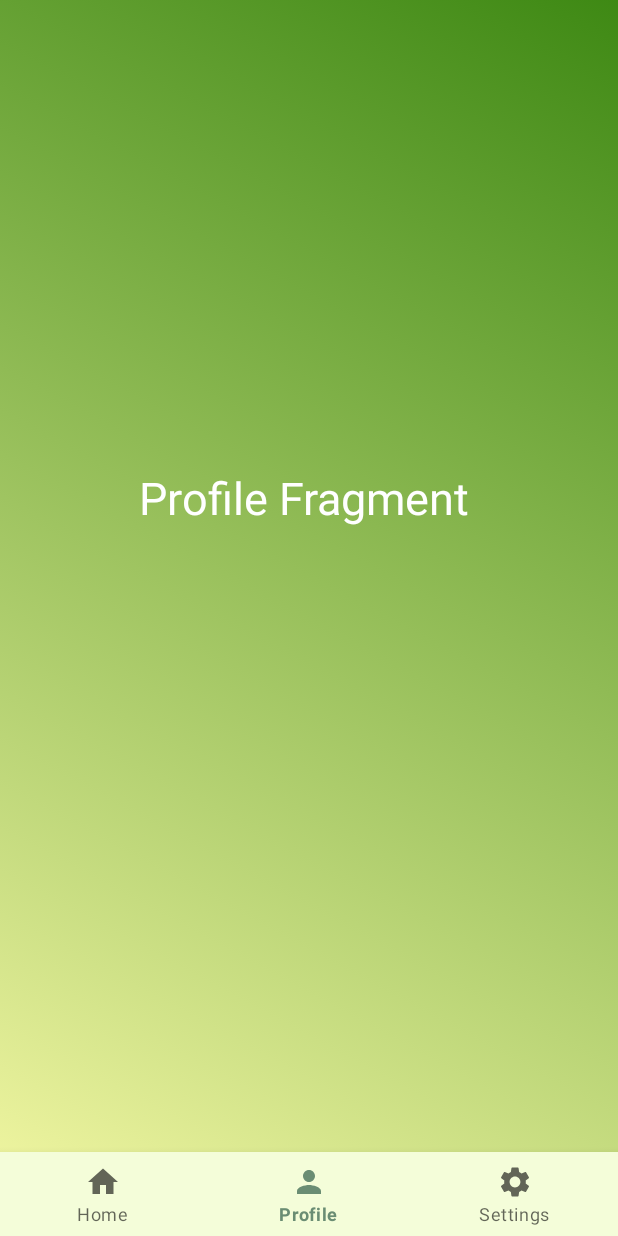
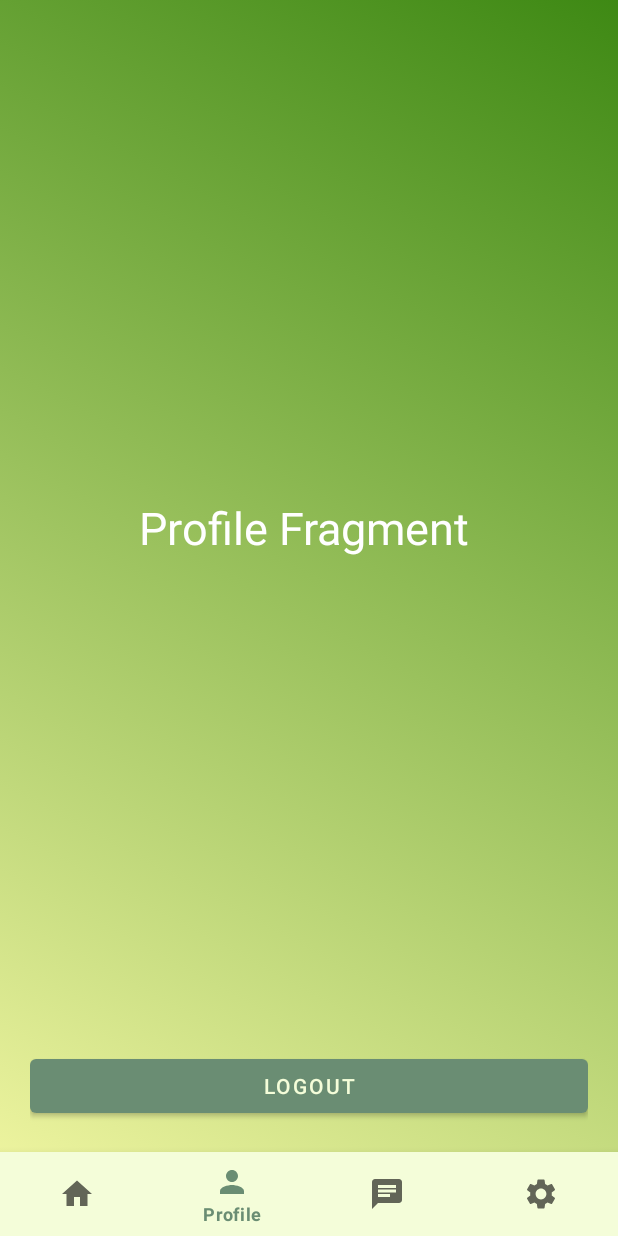
Before and after one commit to catalinandrei02/android, an Android app: the MainFragment screen opened through its navigation route, item 2 of the bottom bar chosen, on a phone screen of 412 x 824 dp. Run offline under Robolectric (Android 15) with nearby library versions, the phone set to English and light mode, and no system bars; our stand-ins replace Firebase (no records; nobody signed in at launch, a user with empty details on screens opened directly); 1 statement that could not run was skipped.

Commit message:
Switched to Real-Time DB Added 'Messages' Fragment (currently working on that)

```diff
--- a/ProjectMotivation/app/build.gradle
+++ b/ProjectMotivation/app/build.gradle
@@ -69,6 +69,7 @@ dependencies {
     implementation platform('com.google.firebase:firebase-bom:30.5.0')
     implementation 'com.google.firebase:firebase-analytics'
     implementation 'com.google.firebase:firebase-auth-ktx'
+    implementation 'com.google.firebase:firebase-database-ktx'
     implementation 'com.google.firebase:firebase-firestore-ktx'
     implementation 'com.google.android.gms:play-services-auth:20.3.0'
 }
--- a/ProjectMotivation/app/src/main/AndroidManifest.xml
+++ b/ProjectMotivation/app/src/main/AndroidManifest.xml
@@ -1,6 +1,8 @@
 <?xml version="1.0" encoding="utf-8"?>
 <manifest xmlns:android="http://schemas.android.com/apk/res/android"
     xmlns:tools="http://schemas.android.com/tools">
+
+    <uses-permission android:name="android.permission.INTERNET"/>
 
     <application
         android:allowBackup="true"
--- a/ProjectMotivation/app/src/main/java/com/example/projectmotivation/content/ProfileFragment.kt
+++ b/ProjectMotivation/app/src/main/java/com/example/projectmotivation/content/ProfileFragment.kt
@@ -5,14 +5,32 @@ import androidx.fragment.app.Fragment
 import android.view.LayoutInflater
 import android.view.View
 import android.view.ViewGroup
+import android.widget.Toast
+import androidx.navigation.fragment.findNavController
 import com.example.projectmotivation.R
+import com.example.projectmotivation.databinding.FragmentProfileBinding
+import com.google.firebase.auth.FirebaseAuth
+import com.google.firebase.auth.ktx.auth
+import com.google.firebase.ktx.Firebase
 
 class ProfileFragment : Fragment() {
+
+    private lateinit var binding: FragmentProfileBinding
+    private lateinit var auth: FirebaseAuth
+
     override fun onCreateView(
         inflater: LayoutInflater, container: ViewGroup?,
         savedInstanceState: Bundle?
     ): View {
+        binding = FragmentProfileBinding.inflate(inflater,container,false)
+        auth = Firebase.auth
+        binding.btnLogout.setOnClickListener {
+            auth.signOut()
+            //takes you to the welcome screen (login,register)
+            findNavController().navigate(R.id.action_mainFragment_to_welcomeFragment)
+            Toast.makeText(context, "Logging you out!", Toast.LENGTH_LONG).show()
+        }
 
-        return inflater.inflate(R.layout.fragment_profile, container, false)
+        return binding.root
     }
 }
--- /dev/null
+++ b/ProjectMotivation/app/src/main/res/drawable/ic_baseline_chat_24.xml
@@ -0,0 +1,5 @@
+<vector android:autoMirrored="true" android:height="24dp"
+    android:tint="#000000" android:viewportHeight="24"
+    android:viewportWidth="24" android:width="24dp" xmlns:android="http://schemas.android.com/apk/res/android">
+    <path android:fillColor="@android:color/white" android:pathData="M20,2L4,2c-1.1,0 -1.99,0.9 -1.99,2L2,22l4,-4h14c1.1,0 2,-0.9 2,-2L22,4c0,-1.1 -0.9,-2 -2,-2zM6,9h12v2L6,11L6,9zM14,14L6,14v-2h8v2zM18,8L6,8L6,6h12v2z"/>
+</vector>
--- a/ProjectMotivation/app/src/main/res/layout/fragment_profile.xml
+++ b/ProjectMotivation/app/src/main/res/layout/fragment_profile.xml
@@ -4,6 +4,7 @@
     xmlns:tools="http://schemas.android.com/tools"
     android:layout_width="match_parent"
     android:layout_height="match_parent"
+    android:padding="20dp"
     android:background="@drawable/gradient_list"
     tools:context=".content.ProfileFragment">
 
@@ -20,4 +21,13 @@
         app:layout_constraintEnd_toEndOf="parent"
         app:layout_constraintStart_toStartOf="parent"
         app:layout_constraintTop_toTopOf="parent" />
+
+    <Button
+        android:id="@+id/btn_Logout"
+        android:layout_width="match_parent"
+        android:layout_height="wrap_content"
+        android:text="@string/btn_logout"
+        app:layout_constraintBottom_toBottomOf="parent"
+        app:layout_constraintEnd_toEndOf="parent"
+        app:layout_constraintStart_toStartOf="parent" />
 </androidx.constraintlayout.widget.ConstraintLayout>
--- a/ProjectMotivation/app/src/main/res/menu/bottom_nav.xml
+++ b/ProjectMotivation/app/src/main/res/menu/bottom_nav.xml
@@ -10,6 +10,10 @@
         android:icon="@drawable/ic_baseline_person_24"
         android:title="@string/bottom_nav_profile" />
     <item
+        android:id="@+id/navBar_chat"
+        android:icon="@drawable/ic_baseline_chat_24"
+        android:title="@string/bottom_nav_chat" />
+    <item
         android:id="@+id/navBar_settings"
         android:icon="@drawable/ic_baseline_settings_24"
         android:title="@string/bottom_nav_settings" />
--- a/ProjectMotivation/app/src/main/res/navigation/motivation_navigation.xml
+++ b/ProjectMotivation/app/src/main/res/navigation/motivation_navigation.xml
@@ -100,14 +100,13 @@
         android:label="fragment_register"
         tools:layout="@layout/fragment_register" >
         <action
-            android:id="@+id/action_registerFragment_to_loginFragment"
-            app:destination="@id/loginFragment"
-            app:enterAnim="@anim/slide_left"
-            app:exitAnim="@anim/wait_anim"
-            app:popEnterAnim="@anim/wait_anim"
-            app:popExitAnim="@anim/slide_right"
+            android:id="@+id/action_registerFragment_to_mainFragment"
+            app:destination="@id/mainFragment"
             app:popUpTo="@id/registerFragment"
             app:popUpToInclusive="true" />
+        <action
+            android:id="@+id/action_registerFragment_to_loginFragment"
+            app:destination="@id/loginFragment" />
     </fragment>
     <fragment
         android:id="@+id/resetFragment"
@@ -124,6 +123,12 @@
         android:id="@+id/mainFragment"
         android:name="com.example.projectmotivation.ui.MainFragment"
         android:label="fragment_main"
-        tools:layout="@layout/fragment_main" />
+        tools:layout="@layout/fragment_main" >
+        <action
+            android:id="@+id/action_mainFragment_to_welcomeFragment"
+            app:destination="@id/welcomeFragment"
+            app:popUpTo="@id/mainFragment"
+            app:popUpToInclusive="true" />
+    </fragment>
 
 </navigation>
--- a/ProjectMotivation/app/src/main/res/values/strings.xml
+++ b/ProjectMotivation/app/src/main/res/values/strings.xml
@@ -5,6 +5,7 @@
     <string name="btn_login">Login</string>
     <string name="btn_register">Register</string>
     <string name="btn_reset">Reset Password</string>
+    <string name="btn_logout">Logout</string>
     <!-- Image Views -->
     <string name="iv_splashlogo">SplashLogo</string>
     <string name="iv_p3">company</string>
@@ -39,5 +40,5 @@
     <string name="bottom_nav_profile">Profile</string>
     <string name="bottom_nav_settings">Settings</string>
     <string name="hello_blank_fragment">Hello blank fragment</string>
-
+    <string name="bottom_nav_chat">Messages</string>
 </resources>
```
Also changed, not shown: ProjectMotivation/app/src/main/java/com/example/projectmotivation/content/ChatFragment.kt (added, +20 -0 lines), ProjectMotivation/app/src/main/res/layout/fragment_chat.xml (added, +14 -0 lines), 1 other file.
